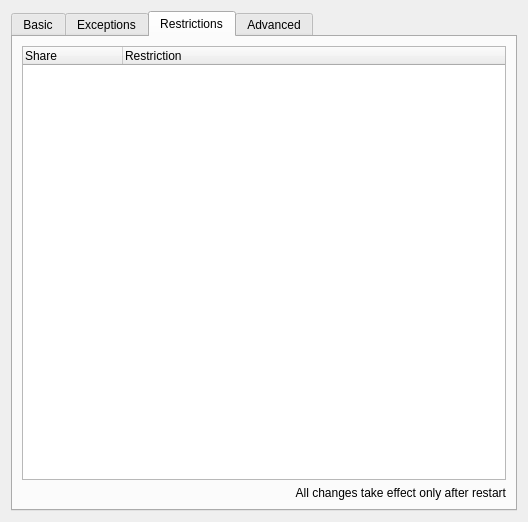
Before: the Qt Designer form eiskaltdcpp-qt/ui/UISettingsSharing.ui in eiskaltdcpp/eiskaltdcpp, drawn with Qt 5.
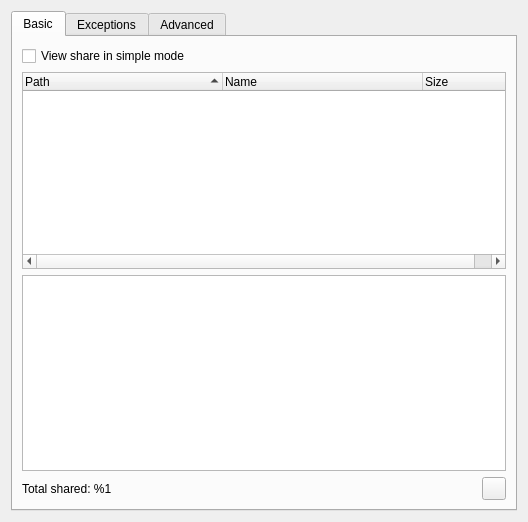
After: the same form once the commit is applied. The open tabs and pages were chosen to show the change.

Commit message: EiskaltDC++ Qt: 	* Set share restrictions directly from ShareBrowser

Patch:
```diff
--- a/eiskaltdcpp-qt/ui/UISettingsSharing.ui
+++ b/eiskaltdcpp-qt/ui/UISettingsSharing.ui
@@ -189,60 +189,6 @@
        </item>
       </layout>
      </widget>
-     <widget class="QWidget" name="tab_2">
-      <attribute name="title">
-       <string>Restrictions</string>
-      </attribute>
-      <layout class="QGridLayout" name="gridLayout_4">
-       <item row="0" column="0">
-        <widget class="QTreeWidget" name="treeWidget">
-         <property name="toolTip">
-          <string>Specifies download limit (in GiB) per any &quot;virtual&quot; folder from your share.
-For example, if you have /home/username/Video folder shared as &quot;Video&quot;
-you can specify following:
-/Video	10
-It means that any user who have less then 10GiB shared
-will be unable to download any files from this folder.</string>
-         </property>
-         <property name="editTriggers">
-          <set>QAbstractItemView::NoEditTriggers</set>
-         </property>
-         <property name="showDropIndicator" stdset="0">
-          <bool>false</bool>
-         </property>
-         <property name="alternatingRowColors">
-          <bool>true</bool>
-         </property>
-         <property name="rootIsDecorated">
-          <bool>false</bool>
-         </property>
-         <property name="itemsExpandable">
-          <bool>false</bool>
-         </property>
-         <column>
-          <property name="text">
-           <string>Share</string>
-          </property>
-         </column>
-         <column>
-          <property name="text">
-           <string>Restriction</string>
-          </property>
-         </column>
-        </widget>
-       </item>
-       <item row="1" column="0">
-        <widget class="QLabel" name="label_4">
-         <property name="text">
-          <string>All changes take effect only after restart</string>
-         </property>
-         <property name="alignment">
-          <set>Qt::AlignRight|Qt::AlignTrailing|Qt::AlignVCenter</set>
-         </property>
-        </widget>
-       </item>
-      </layout>
-     </widget>
      <widget class="QWidget" name="tab_3">
       <attribute name="title">
        <string>Advanced</string>
```
Left out of the diff: 32 changed lines with no effect on the pictures. The commit also changes 9 other files.
